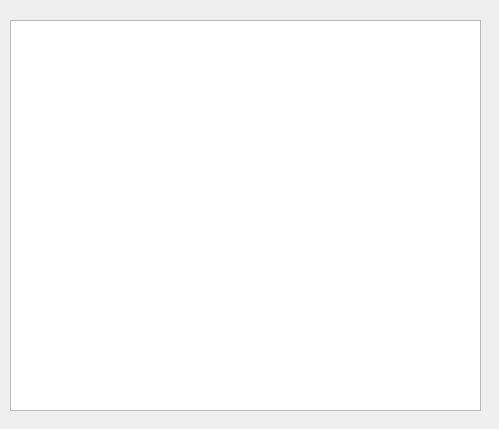
This is billing_system2/totalstock.ui in ritikajha/billing_system as Qt 5 draws it before an edit. The edited form follows.
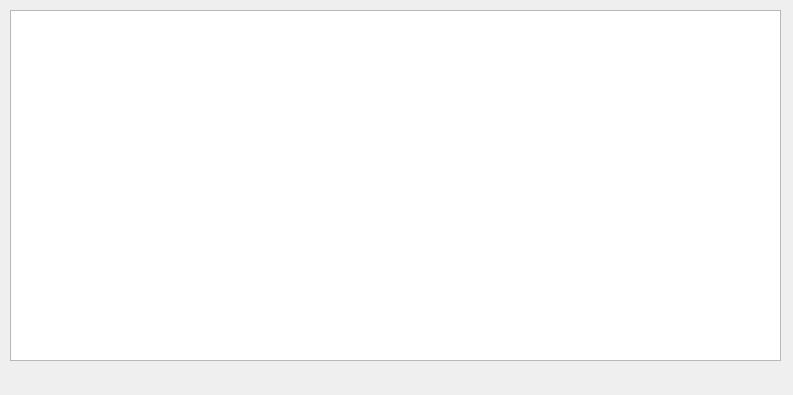
This is the edited form.

Diff of the .ui file:
```diff
--- a/billing_system2/totalstock.ui
+++ b/billing_system2/totalstock.ui
@@ -6,8 +6,8 @@
    <rect>
     <x>0</x>
     <y>0</y>
-    <width>499</width>
-    <height>429</height>
+    <width>793</width>
+    <height>395</height>
    </rect>
   </property>
   <property name="windowTitle">
@@ -17,9 +17,9 @@
    <property name="geometry">
     <rect>
      <x>10</x>
-     <y>20</y>
-     <width>471</width>
-     <height>391</height>
+     <y>10</y>
+     <width>771</width>
+     <height>351</height>
     </rect>
    </property>
   </widget>
```
Left out of the diff: 2 changed lines with no effect on the pictures.
